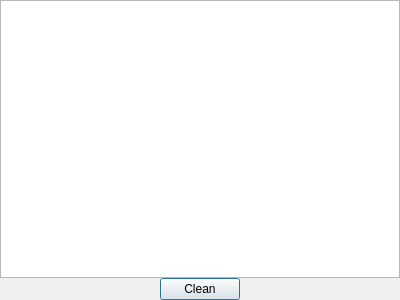
This is duplicationdialog.ui in LeeChiWon/AddressManagement as Qt 5 draws it before an edit. The edited form follows.
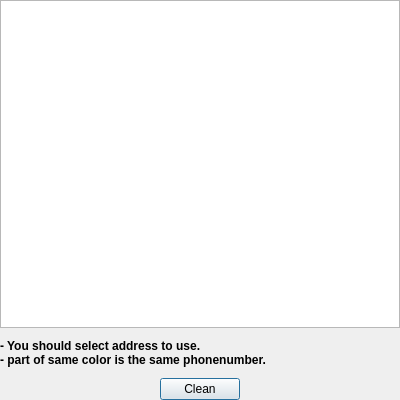
This is the edited form. Icons and pictures are not drawn.

```diff
--- a/duplicationdialog.ui
+++ b/duplicationdialog.ui
@@ -7,7 +7,7 @@
     <x>0</x>
     <y>0</y>
     <width>400</width>
-    <height>300</height>
+    <height>400</height>
    </rect>
   </property>
   <property name="sizePolicy">
@@ -51,7 +51,7 @@
    <property name="spacing">
     <number>0</number>
    </property>
-   <item row="1" column="1">
+   <item row="2" column="1">
     <widget class="QPushButton" name="pushButton_Clean">
      <property name="text">
       <string>Clean</string>
@@ -62,7 +62,7 @@
      </property>
     </widget>
    </item>
-   <item row="1" column="0">
+   <item row="2" column="0">
     <spacer name="horizontalSpacer">
      <property name="orientation">
       <enum>Qt::Horizontal</enum>
@@ -75,7 +75,7 @@
      </property>
     </spacer>
    </item>
-   <item row="1" column="2">
+   <item row="2" column="2">
     <spacer name="horizontalSpacer_2">
      <property name="orientation">
       <enum>Qt::Horizontal</enum>
@@ -88,6 +88,26 @@
      </property>
     </spacer>
    </item>
+   <item row="1" column="0" colspan="3">
+    <widget class="QLabel" name="label">
+     <property name="minimumSize">
+      <size>
+       <width>0</width>
+       <height>50</height>
+      </size>
+     </property>
+     <property name="font">
+      <font>
+       <weight>75</weight>
+       <bold>true</bold>
+      </font>
+     </property>
+     <property name="text">
+      <string>- You should select address to use.
+- part of same color is the same phonenumber.</string>
+     </property>
+    </widget>
+   </item>
    <item row="0" column="0" colspan="3">
     <widget class="QTableWidget" name="tableWidget">
      <property name="editTriggers">
```
